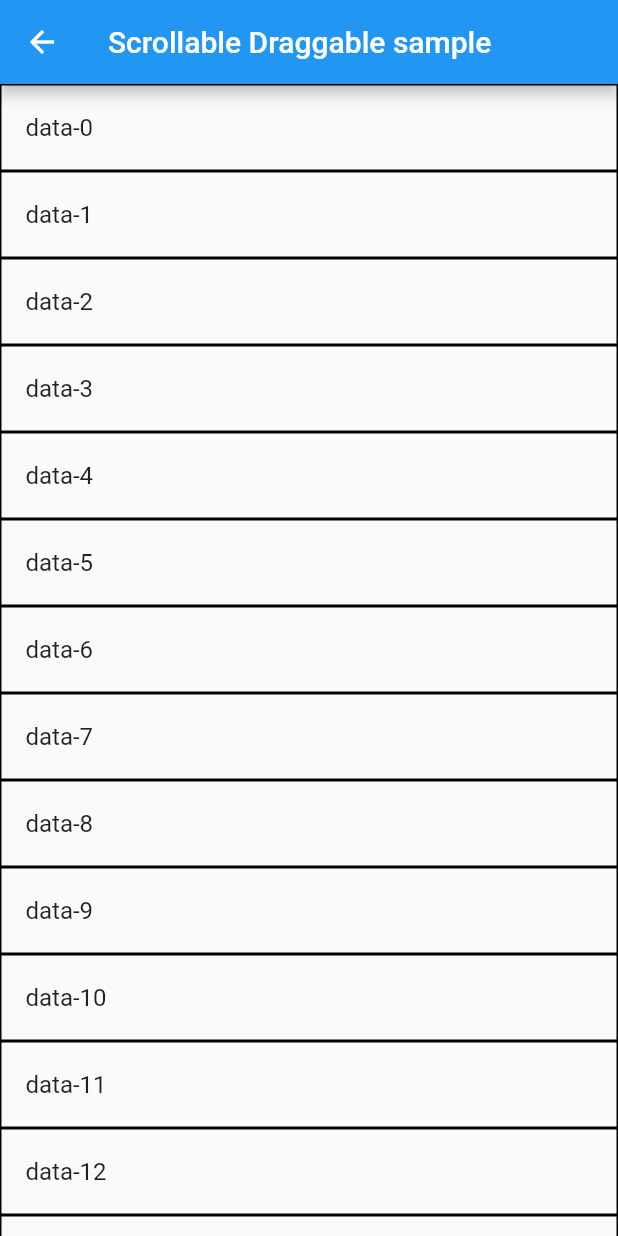
After one commit to yuto-yuto/flutter_samples, a Flutter app: the ScrollableDraggable screen opened directly, on a phone screen of 412 x 824 dp. The commit adds this screen. Run offline on Flutter 3.47's test engine with Material 2 defaults, Android fonts, the phone set to English and light mode, and no system bars; missing offline and left inert: grouped_expansion_tile.

Commit message:
Add scrollable draggable

```diff
--- a/lib/main.dart
+++ b/lib/main.dart
@@ -4,6 +4,7 @@ import 'package:flutter_samples/ScaffoldFooterView.dart';
 import 'package:flutter_samples/draggable_sample.dart';
 import 'package:flutter_samples/grouped_expansion_tile_sample.dart';
 import 'package:flutter_samples/provider_sample.dart';
+import 'package:flutter_samples/scrollable_draggable.dart';
 
 void main() {
   runApp(MaterialApp(
@@ -40,6 +41,7 @@ class MyApp extends StatelessWidget {
         _createButton(GroupedExpansionTileSample()),
         _createButton(DraggableSample()),
         _createButton(ProviderSample()),
+        _createButton(ScrollableDraggable()),
       ],
     );
 
--- /dev/null
+++ b/lib/scrollable_draggable.dart
@@ -0,0 +1,98 @@
+import 'package:flutter/cupertino.dart';
+import 'package:flutter/material.dart';
+
+class ScrollableDraggable extends StatefulWidget {
+  @override
+  State<StatefulWidget> createState() => _ScrollingDragger();
+}
+
+class _ScrollingDragger extends State<ScrollableDraggable> {
+  final _listViewKey = GlobalKey();
+  final ScrollController _scroller = ScrollController();
+  bool _isDragging = false;
+
+  @override
+  void dispose() {
+    _scroller.dispose();
+    super.dispose();
+  }
+
+  @override
+  Widget build(BuildContext context) {
+    return SafeArea(
+      child: Scaffold(
+        appBar: AppBar(
+          title: Text("Scrollable Draggable sample"),
+        ),
+        body: _createContents(),
+      ),
+    );
+  }
+
+  Widget _createContents() {
+    final itemCount = 20;
+    final listView = ListView.builder(
+      key: _listViewKey,
+      controller: _scroller,
+      itemCount: itemCount + 1,
+      itemBuilder: (context, index) {
+        final data = ListTile(title: Text("data-$index"));
+
+        final draggable = Draggable(
+          child: _decorate(data),
+          feedback: Material(
+            child: ConstrainedBox(
+              constraints:
+                  BoxConstraints(maxWidth: MediaQuery.of(context).size.width),
+              child: _decorate(data, color: Colors.red),
+            ),
+          ),
+          onDragStarted: () => _isDragging = true,
+          onDragEnd: (details) => _isDragging = false,
+        );
+
+        if (index != itemCount) {
+          return draggable;
+        }
+        return const SizedBox(height: 250);
+      },
+    );
+
+    return _createListener(listView);
+  }
+
+  Widget _createListener(Widget child) {
+    return Listener(
+      child: child,
+      onPointerMove: (PointerMoveEvent event) {
+        if (!_isDragging) {
+          return;
+        }
+        RenderBox render =
+            _listViewKey.currentContext?.findRenderObject() as RenderBox;
+        Offset position = render.localToGlobal(Offset.zero);
+        double topY = position.dy;
+        double bottomY = topY + render.size.height;
+
+        const detectedRange = 100;
+        const moveDistance = 3;
+
+        if (event.position.dy < topY + detectedRange) {
+          var to = _scroller.offset - moveDistance;
+          to = (to < 0) ? 0 : to;
+          _scroller.jumpTo(to);
+        }
+        if (event.position.dy > bottomY - detectedRange) {
+          _scroller.jumpTo(_scroller.offset + moveDistance);
+        }
+      },
+    );
+  }
+
+  Widget _decorate(Widget child, {Color color = Colors.black}) {
+    return Container(
+      child: child,
+      decoration: BoxDecoration(border: Border.all(color: color, width: 1)),
+    );
+  }
+}
```
